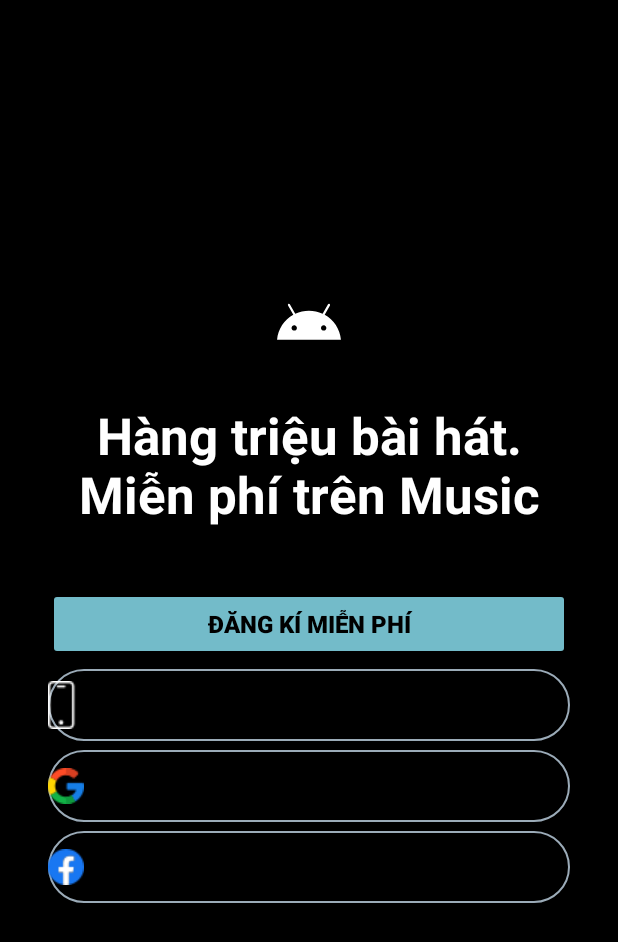
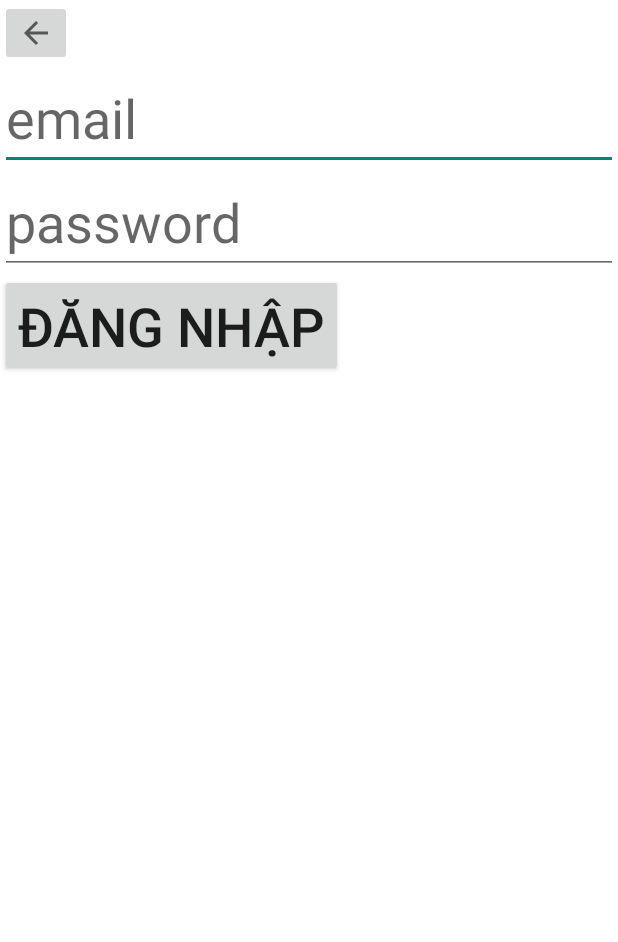
Before and after one commit to TruongCongPhi/MyMusic, an Android app: the layout activity_login.xml on its own in the app's theme, with its tools: preview values and no code run, on a phone screen of 412 x 824 dp. Shown: the top 942 px of the screen. Run offline under Robolectric (Android 15) with nearby library versions, the phone set to English and light mode, and no system bars.

Commit message:
phi commit

```diff
--- a/app/src/main/java/com/truongcongphi/mymusic/SignUpActivity.java
+++ b/app/src/main/java/com/truongcongphi/mymusic/Login/SignUpActivity.java
@@ -1,4 +1,4 @@
-package com.truongcongphi.mymusic;
+package com.truongcongphi.mymusic.Login;
 
 import android.content.Intent;
 import android.os.Bundle;
@@ -15,6 +15,8 @@ import com.google.android.gms.tasks.OnCompleteListener;
 import com.google.android.gms.tasks.Task;
 import com.google.firebase.auth.AuthResult;
 import com.google.firebase.auth.FirebaseAuth;
+import com.truongcongphi.mymusic.MainActivity;
+import com.truongcongphi.mymusic.R;
 
 public class SignUpActivity extends AppCompatActivity {
     private EditText edtEmail, edtPasword;
@@ -48,7 +50,7 @@ public class SignUpActivity extends AppCompatActivity {
                     public void onComplete(@NonNull Task<AuthResult> task) {
                         if (task.isSuccessful()){
                             Toast.makeText(getApplicationContext(), "tạo tài khoản thành công!",Toast.LENGTH_SHORT).show();
-                            Intent intentHome = new Intent(SignUpActivity.this,MainActivity.class);
+                            Intent intentHome = new Intent(SignUpActivity.this, MainActivity.class);
                             startActivity(intentHome);
                         }else {
                             Toast.makeText(getApplicationContext(), "tạo tài khoản không thành công!",Toast.LENGTH_SHORT).show();
--- a/app/src/main/res/layout/activity_login.xml
+++ b/app/src/main/res/layout/activity_login.xml
@@ -2,91 +2,38 @@
 <LinearLayout xmlns:android="http://schemas.android.com/apk/res/android"
     xmlns:app="http://schemas.android.com/apk/res-auto"
     xmlns:tools="http://schemas.android.com/tools"
-    android:id="@+id/lnl_login"
+    android:id="@+id/view_fragment"
     android:layout_width="match_parent"
     android:layout_height="match_parent"
-    android:padding="@dimen/_32dp"
+    tools:context=".Login.LoginActivity"
     android:orientation="vertical"
-    android:background="@color/black"
-    tools:layout_editor_absoluteX="1dp"
-    tools:layout_editor_absoluteY="1dp"
-    tools:ignore="MissingConstraints"
-    android:gravity="center">
+    android:background="@color/white">
 
-    <ImageView
-        android:layout_width="100dp"
-        android:layout_height="100dp"
-        android:background="@drawable/ic_launcher_foreground"
-        android:layout_gravity="center"></ImageView>
-    <TextView
+
+    <ImageButton
+        android:id="@+id/image_btn_exit"
+        android:layout_width="wrap_content"
+        android:layout_height="wrap_content"
+        app:srcCompat="?attr/actionModeCloseDrawable" />
+
+    <EditText
+        android:id="@+id/edt_login_email"
         android:layout_width="match_parent"
         android:layout_height="wrap_content"
-        android:text="Hàng triệu bài hát. Miễn phí trên Music"
-        android:layout_marginBottom="40dp"
-        android:textSize="34sp"
-        android:textStyle="bold"
-        android:textColor="@color/white"
-        android:gravity="center_horizontal"></TextView>
-
-    <Button
-        android:id="@+id/btn_register"
+        android:hint="email"
+        android:textSize="36sp"
+        android:inputType="textEmailAddress"></EditText>
+    <EditText
+        android:id="@+id/edt_login_password"
         android:layout_width="match_parent"
         android:layout_height="wrap_content"
-        android:backgroundTint="#73BBC9"
-        android:textStyle="bold"
-        android:textColor="@color/black"
-        android:textSize="@dimen/_16sp"
-        android:text="Đăng kí miễn phí"
-        android:layout_marginBottom="6dp"
-        />
-
-
+        android:hint="password"
+        android:textSize="36sp"
+        android:inputType="textPassword"></EditText>
     <Button
-        android:id="@+id/btn_login_phonenumber"
-        android:layout_width="match_parent"
-        android:layout_height="wrap_content"
-        android:layout_marginBottom="6dp"
-        android:background="@drawable/custom_button_login"
-        android:drawableLeft="@drawable/ic_phone"
-        android:text="Tiếp tục bắng số điện thoại"
-        android:textSize="@dimen/_16sp"
-        android:textStyle="bold"
-        app:backgroundTint="@null" />
-
-    <Button
-        android:id="@+id/btn_login_accountgoogle"
-        android:layout_width="match_parent"
-        android:layout_height="wrap_content"
-        android:layout_marginBottom="6dp"
-        android:background="@drawable/custom_button_login"
-        android:text="Tiếp tục bằng Google"
-        android:textSize="@dimen/_16sp"
-        android:textStyle="bold"
-        app:backgroundTint="@null"
-        android:drawableLeft="@drawable/ic_google"/>
-
-    <Button
-        android:id="@+id/btn_loginFacebook"
-        android:layout_width="match_parent"
-        android:layout_height="wrap_content"
-        android:background="@drawable/custom_button_login"
-        app:backgroundTint="@null"
-        android:text="Tiếp tục bằng Facebook"
-        android:textSize="@dimen/_16sp"
-        android:textStyle="bold"
-        android:layout_marginBottom="6dp"
-        android:drawableLeft="@drawable/ic_facebook"
-
-        />
-
-    <Button
-        android:id="@+id/btn_login"
+        android:id="@+id/btn_login2"
         android:layout_width="wrap_content"
         android:layout_height="wrap_content"
-        android:layout_gravity="center"
-        android:backgroundTint="@color/black"
         android:text="Đăng nhập"
-        android:textSize="@dimen/_16sp"
-        android:textStyle="bold"
-        ></Button>
+        android:textSize="36sp"></Button>
 </LinearLayout>
```
Also changed, not shown: app/src/main/AndroidManifest.xml (+5 -2 lines), app/src/main/java/com/truongcongphi/mymusic/Login/HomeLoginActivity.java (renamed from app/src/main/java/com/truongcongphi/mymusic/LoginActivity.java, +25 -8 lines), app/src/main/java/com/truongcongphi/mymusic/Login/LoginActivity.java (added, +82 -0 lines), app/src/main/res/anim/slide_in_right.xml (added, +10 -0 lines), app/src/main/res/anim/slide_out_left.xml (added, +7 -0 lines), app/src/main/res/layout/activity_home_login.xml (added, +93 -0 lines).
